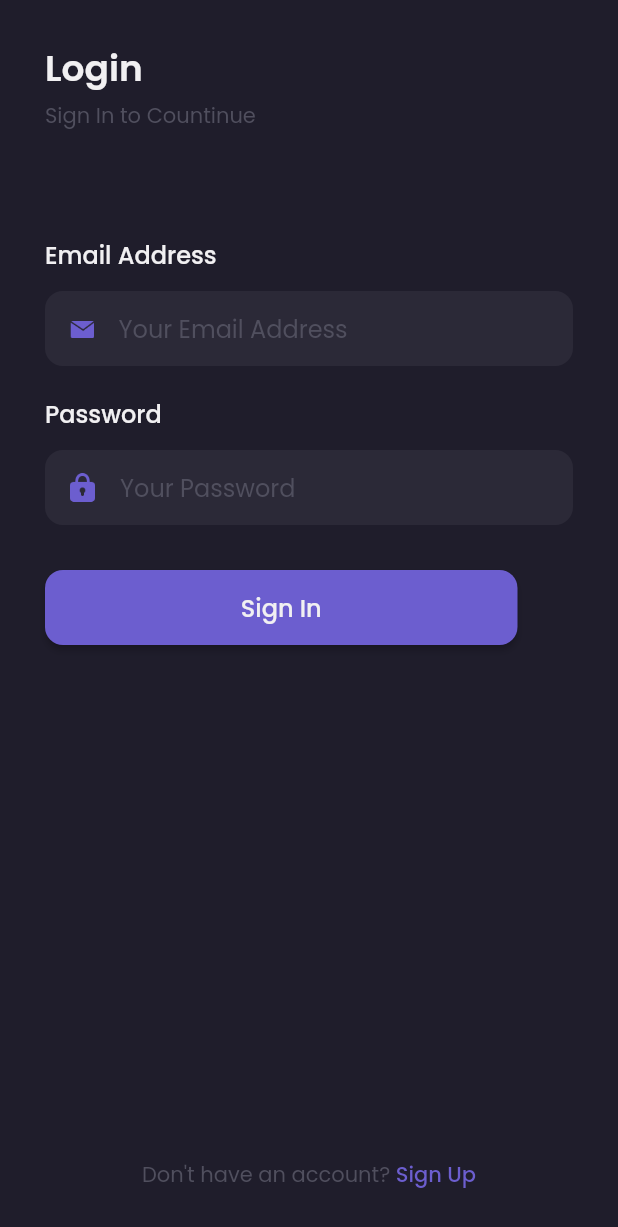
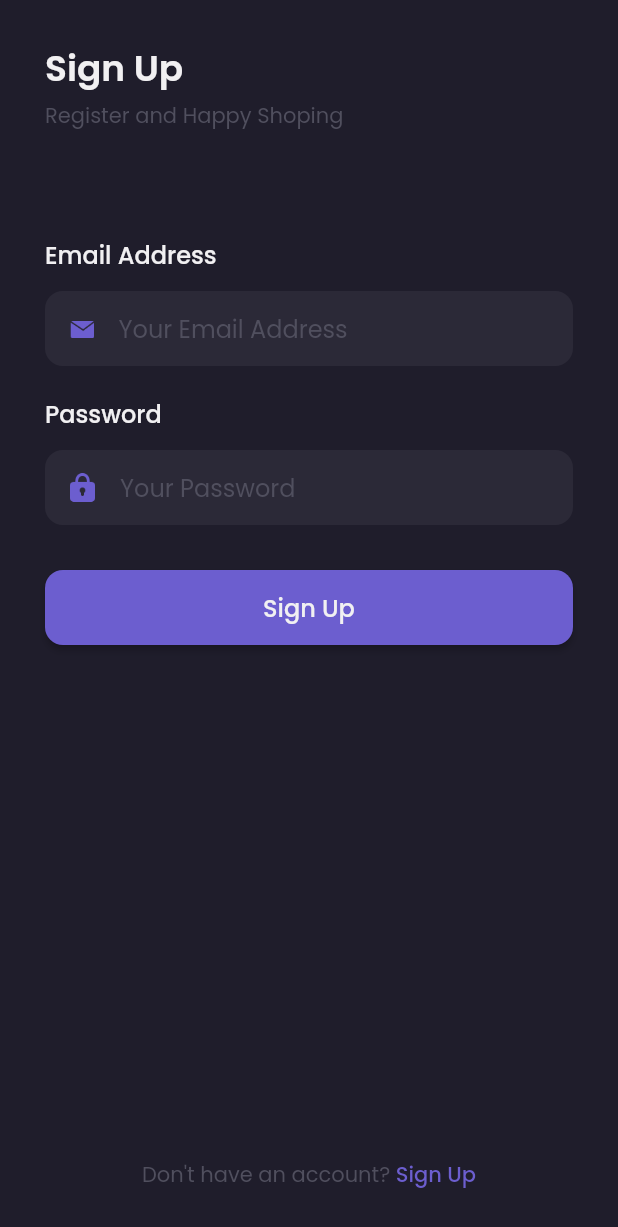
Before and after one commit to fahadhafizdev/shamo_app, a Flutter app: the screen it shows after launch, scrolled down 42 dp, on a phone screen of 412 x 824 dp. Shown: the top 1227 px of the screen. Run offline on Flutter 3.47's test engine with Material 2 defaults, Android fonts, the phone set to English and light mode, and no system bars; our stand-ins replace google_fonts.

Commit message:
create signuppage

```diff
--- a/lib/main.dart
+++ b/lib/main.dart
@@ -1,5 +1,6 @@
 import 'package:flutter/material.dart';
 import 'package:shamo_app/ui/page/sign_in_page.dart';
+import 'package:shamo_app/ui/page/sign_up_page.dart';
 import 'package:shamo_app/ui/page/splash_page.dart';
 
 void main() {
@@ -15,8 +16,9 @@ class MyApp extends StatelessWidget {
       routes: {
         '/': (context) => SplashPage(),
         '/sign-in': (context) => SignInPage(),
+        '/sign-up': (context) => SignUpPage(),
       },
-      initialRoute: '/sign-in',
+      initialRoute: '/sign-up',
     );
   }
 }
--- a/lib/ui/page/sign_in_page.dart
+++ b/lib/ui/page/sign_in_page.dart
@@ -43,7 +43,7 @@ class SignInPage extends StatelessWidget {
           vertical: 10,
         ),
         height: 50,
-        width: 315,
+        width: double.infinity,
         child: ElevatedButton(
           onPressed: () {},
           style: btnStyle,
--- a/lib/ui/page/sign_up_page.dart
+++ b/lib/ui/page/sign_up_page.dart
@@ -4,6 +4,195 @@ import 'package:shamo_app/shared/theme.dart';
 class SignUpPage extends StatelessWidget {
   @override
   Widget build(BuildContext context) {
-    return Container();
+    Widget headerTitle() {
+      return Container(
+        height: 60,
+        margin: EdgeInsets.only(
+          left: 30,
+          top: 70,
+          bottom: 70,
+        ),
+        child: Column(
+          mainAxisAlignment: MainAxisAlignment.spaceBetween,
+          crossAxisAlignment: CrossAxisAlignment.start,
+          children: [
+            Text(
+              'Sign Up',
+              style: whiteTextStyle.copyWith(
+                fontWeight: semiBold,
+                fontSize: 24,
+              ),
+            ),
+            Text(
+              'Register and Happy Shoping',
+              style: blackTextStyle.copyWith(
+                fontWeight: regular,
+                fontSize: 14,
+              ),
+            )
+          ],
+        ),
+      );
+    }
+
+    Widget buttonSignIn() {
+      return Container(
+        margin: EdgeInsets.symmetric(
+          horizontal: 30,
+          vertical: 10,
+        ),
+        height: 50,
+        width: double.infinity,
+        child: ElevatedButton(
+          onPressed: () {},
+          style: btnStyle,
+          child: Text(
+            'Sign Up',
+            style: whiteTextStyle.copyWith(
+              fontWeight: medium,
+              fontSize: 16,
+            ),
+          ),
+        ),
+      );
+    }
+
+    Widget passwordInput() {
+      return Container(
+        margin: EdgeInsets.symmetric(horizontal: 30, vertical: 20),
+        child: Column(
+          crossAxisAlignment: CrossAxisAlignment.start,
+          children: [
+            Text(
+              'Password',
+              style: whiteTextStyle.copyWith(
+                fontWeight: medium,
+                fontSize: 16,
+              ),
+            ),
+            SizedBox(height: 12),
+            Container(
+              height: 50,
+              padding: EdgeInsets.symmetric(horizontal: 16),
+              decoration: BoxDecoration(
+                color: darkGreyColor,
+                borderRadius: BorderRadius.circular(12),
+              ),
+              child: Center(
+                child: Row(
+                  children: [
+                    Image.asset(
+                      'assets/images/icon_password.png',
+                      height: 19,
+                      width: 18,
+                    ),
+                    SizedBox(width: 16),
+                    Expanded(
+                      child: TextFormField(
+                        style: whiteTextStyle,
+                        obscureText: true,
+                        decoration: InputDecoration.collapsed(
+                          hintText: 'Your Password',
+                          hintStyle: blackTextStyle,
+                        ),
+                      ),
+                    ),
+                  ],
+                ),
+              ),
+            )
+          ],
+        ),
+      );
+    }
+
+    Widget emailInput() {
+      return Container(
+        margin: EdgeInsets.symmetric(horizontal: 30),
+        child: Column(
+          crossAxisAlignment: CrossAxisAlignment.start,
+          children: [
+            Text(
+              'Email Address',
+              style: whiteTextStyle.copyWith(
+                fontWeight: medium,
+                fontSize: 16,
+              ),
+            ),
+            SizedBox(height: 12),
+            Container(
+              height: 50,
+              padding: EdgeInsets.symmetric(
+                horizontal: 16,
+              ),
+              decoration: BoxDecoration(
+                color: darkGreyColor,
+                borderRadius: BorderRadius.circular(12),
+              ),
+              child: Center(
+                child: Row(
+                  children: [
+                    Image.asset(
+                      'assets/images/icon_email.png',
+                      height: 12,
+                      width: 17,
+                    ),
+                    SizedBox(width: 16),
+                    Expanded(
+                      child: TextFormField(
+                        style: whiteTextStyle,
+                        decoration: InputDecoration.collapsed(
+                          hintText: 'Your Email Address',
+                          hintStyle: blackTextStyle,
+                        ),
+                      ),
+                    ),
+                  ],
+                ),
+              ),
+            )
+          ],
+        ),
+      );
+    }
+
+    Widget tagLink() {
+      var textSpan = TextSpan(
+        text: 'Sign Up',
+        style: purpleTextStyle.copyWith(
+          fontWeight: medium,
+        ),
+      );
+      return GestureDetector(
+        onTap: () {},
+        child: Container(
+          alignment: Alignment.center,
+          margin: EdgeInsets.only(bottom: 30, top: 333),
+          child: Text.rich(
+            TextSpan(
+              text: 'Don\'t have an account? ',
+              style: blackTextStyle,
+              children: [textSpan],
+            ),
+          ),
+        ),
+      );
+    }
+
+    return Scaffold(
+      backgroundColor: mainColor,
+      body: SingleChildScrollView(
+        child: Column(
+          crossAxisAlignment: CrossAxisAlignment.start,
+          children: [
+            headerTitle(),
+            emailInput(),
+            passwordInput(),
+            buttonSignIn(),
+            tagLink(),
+          ],
+        ),
+      ),
+    );
   }
 }
```
